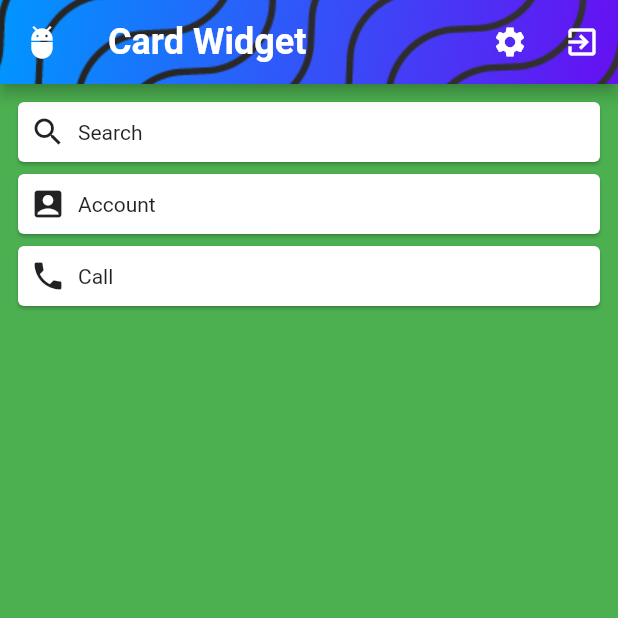
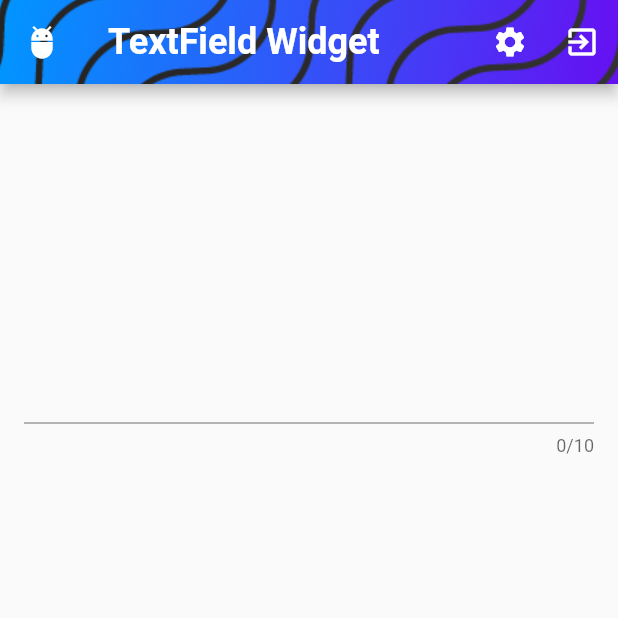
Before and after one commit to dikki-ap/flutter_basic, a Flutter app: the screen it shows after launch, on a phone screen of 412 x 824 dp, the top half of it. Run offline on Flutter 3.47's test engine with Material 2 defaults, Android fonts, the phone set to English and light mode, and no system bars.

Commit message:
20 - TextField Widget

```diff
--- a/lib/main.dart
+++ b/lib/main.dart
@@ -5,8 +5,16 @@ void main() {
   runApp(const MyApp());
 }
 
-class MyApp extends StatelessWidget {
+class MyApp extends StatefulWidget {
   const MyApp({super.key});
+
+  @override
+  State<MyApp> createState() => _MyAppState();
+}
+
+class _MyAppState extends State<MyApp> {
+  TextEditingController controller =
+      TextEditingController(); // U can add defaultValue on TextEditingController(text: 'Default Value')
 
   @override
   Widget build(BuildContext context) {
@@ -15,7 +23,7 @@ class MyApp extends StatelessWidget {
             appBar: AppBar(
               leading: Icon(Icons.adb),
               title: Text(
-          'Card Widget',
+                'TextField Widget',
                 style: TextStyle(fontSize: 24, fontWeight: FontWeight.bold),
               ),
               actions: [
@@ -34,30 +42,21 @@ class MyApp extends StatelessWidget {
                         repeat: ImageRepeat.repeat)),
               ),
             ),
-      body: Container(
-        padding: EdgeInsets.all(8),
-        color: Colors.green,
-        child: ListView(
+            body: Column(
+              mainAxisAlignment: MainAxisAlignment.spaceAround,
               children: [
-            buildCard(Icons.search, 'Search'),
-            buildCard(Icons.account_box, 'Account'),
-            buildCard(Icons.phone, 'Call'),
+                Container(
+                    margin: EdgeInsets.all(16),
+                    child: TextField(
+                      maxLength: 10,
+                      onChanged: (value) {
+                        setState(() {});
+                      },
+                      controller:
+                          controller, // U need to make Controller into TextField
+                    )),
+                Text(controller.text)
               ],
-        ),
-      ),
-    ));
-  }
-
-  // Extract Method to create Card
-  // Need 2 params, IconData, and Text (U CAN CUSTOM IT)
-  Card buildCard(IconData iconData, String text) {
-    return Card(
-      child: Row(
-        children: [
-          Container(margin: EdgeInsets.all(8), child: Icon(iconData)),
-          Text(text)
-        ],
-      ),
-    );
+            )));
   }
 }
```
Lines whose indentation alone changed are shown as unchanged.
